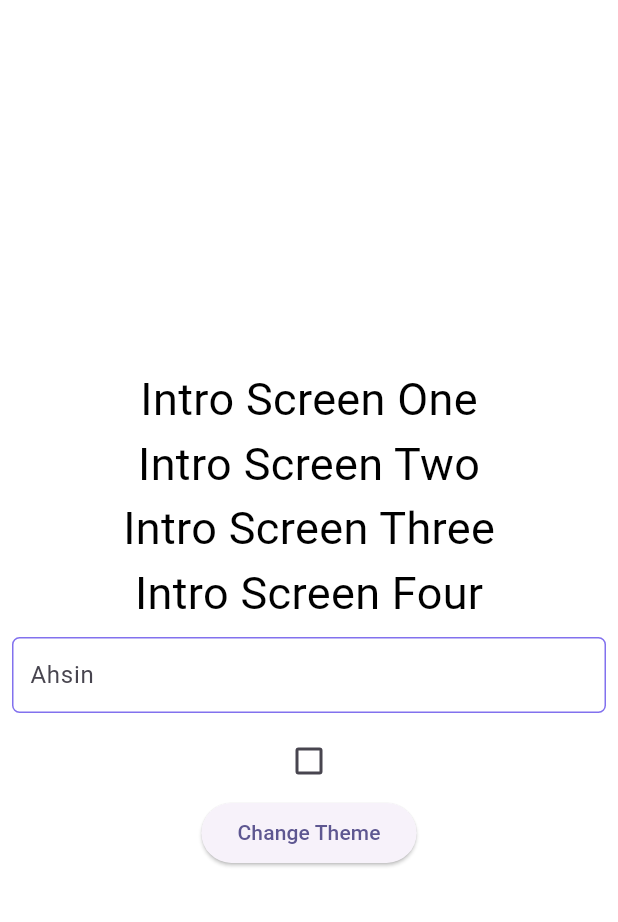
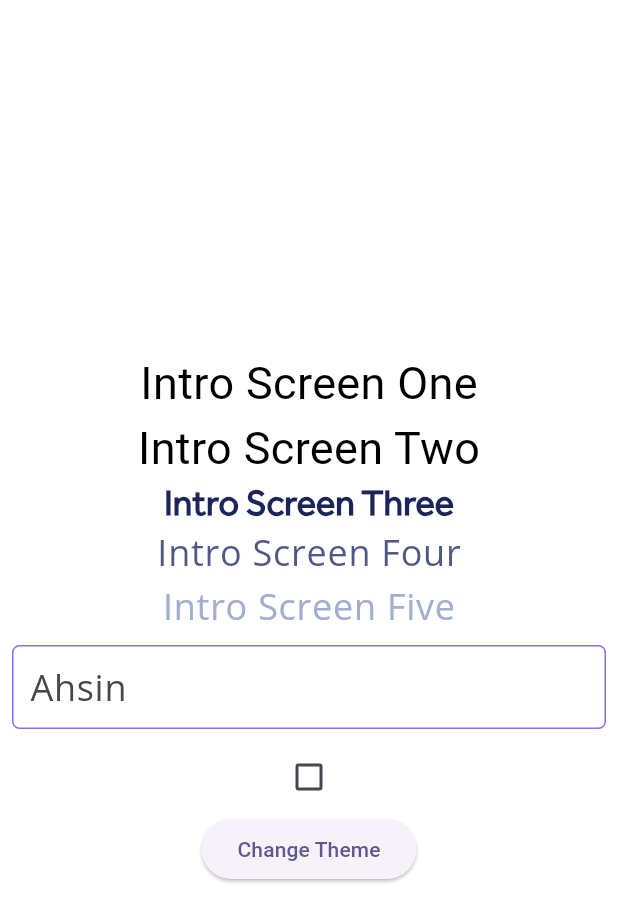
Before and after one commit to ahsinirshad22/flutter_template_app, a Flutter app: the screen it shows after launch, on a phone screen of 412 x 824 dp. Shown: the top 922 px of the screen. Run offline on Flutter 3.47's test engine with Material 3 defaults, Android fonts, the phone set to English and light mode, and no system bars; our stand-ins replace awesome_dialog, device_preview, flutter_spinkit, fluttertoast, get, google_fonts; missing offline and left inert: get_secure_storage.

Commit message:
multiple font faimly handling done

```diff
--- a/lib/main.dart
+++ b/lib/main.dart
@@ -33,8 +33,8 @@ class _MyAppState extends State<MyApp> {
       translations: AppTranslations(),
       locale: Get.deviceLocale,
       themeMode: ThemeMode.light,
-      theme: AppTheme.lightTheme,
-      darkTheme: AppTheme.darkTheme,
+      theme: CustomAppTheme.lightTheme,
+      darkTheme: CustomAppTheme.darkTheme,
       fallbackLocale: const Locale('en'),
       initialBinding: ControllersBinding(),
       initialRoute: '/',
@@ -44,5 +44,3 @@ class _MyAppState extends State<MyApp> {
     );
   }
 }
-
-// theme: ThemeData(fontFamily: 'Effra'),
--- /dev/null
+++ b/lib/theme/app_color.dart
@@ -0,0 +1,30 @@
+import '../utils/export.dart';
+
+enum AppColor {
+  primary,
+  bodyBackground,
+  lightBlue,
+  darkBlue,
+  headingColor,
+  bodyColor1,
+  bodyColor2,
+  strokeColor,
+  gradientColor1,
+  gradientColor2,
+  whiteBlack,
+  blackWhite,
+}
+
+extension GetColor on BuildContext {
+  Color gc(AppColor key) {
+    Color? toReturn;
+    try {
+      toReturn = Theme.of(this).brightness == Brightness.light
+          ? CustomAppTheme.lightColors[key]
+          : CustomAppTheme.darkColors[key];
+    } catch (e) {
+      toReturn = null;
+    }
+    return toReturn ?? Colors.orange;
+  }
+}
--- /dev/null
+++ b/lib/theme/app_input_decoration_theme.dart
@@ -0,0 +1,70 @@
+import '../utils/export.dart';
+
+class AppInputDecorationTheme {
+  AppInputDecorationTheme._();
+
+  static InputDecorationTheme lightInputDecorationTheme() {
+    InputBorder activeBorder = OutlineInputBorder(
+        borderSide: BorderSide(
+          color: CustomAppTheme.lightColors[AppColor.primary] ??
+              CustomAppTheme.primaryColor,
+        ),
+        borderRadius: BorderRadius.circular(5),
+        gapPadding: 2);
+
+    InputBorder inActiveBorder = OutlineInputBorder(
+        borderSide: BorderSide(
+            color: CustomAppTheme.lightColors[AppColor.strokeColor] ??
+                CustomAppTheme.primaryColor),
+        borderRadius: BorderRadius.circular(5),
+        gapPadding: 2);
+
+    InputBorder errorBorder = OutlineInputBorder(
+        borderSide: const BorderSide(color: CustomAppTheme.red),
+        borderRadius: BorderRadius.circular(5),
+        gapPadding: 2);
+
+    return InputDecorationTheme(
+      border: activeBorder,
+      enabledBorder: activeBorder,
+      focusedBorder: activeBorder,
+      disabledBorder: inActiveBorder,
+      errorBorder: errorBorder,
+      focusedErrorBorder: errorBorder,
+      isCollapsed: true,
+      contentPadding: const EdgeInsets.symmetric(horizontal: 10, vertical: 10),
+    );
+  }
+
+  static InputDecorationTheme darkInputDecorationTheme() {
+    InputBorder activeBorder = OutlineInputBorder(
+        borderSide: BorderSide(
+            color: CustomAppTheme.lightColors[AppColor.primary] ??
+                CustomAppTheme.primaryColor),
+        borderRadius: BorderRadius.circular(5),
+        gapPadding: 2);
+
+    InputBorder inActiveBorder = OutlineInputBorder(
+        borderSide: BorderSide(
+            color: CustomAppTheme.lightColors[AppColor.strokeColor] ??
+                CustomAppTheme.primaryColor),
+        borderRadius: BorderRadius.circular(5),
+        gapPadding: 2);
+
+    InputBorder errorBorder = OutlineInputBorder(
+        borderSide: const BorderSide(color: CustomAppTheme.red),
+        borderRadius: BorderRadius.circular(5),
+        gapPadding: 2);
+
+    return InputDecorationTheme(
+      border: activeBorder,
+      enabledBorder: activeBorder,
+      focusedBorder: activeBorder,
+      disabledBorder: inActiveBorder,
+      errorBorder: errorBorder,
+      focusedErrorBorder: errorBorder,
+      isCollapsed: true,
+      contentPadding: const EdgeInsets.symmetric(horizontal: 10, vertical: 10),
+    );
+  }
+}
--- /dev/null
+++ b/lib/theme/app_text_theme.dart
@@ -0,0 +1,44 @@
+import 'package:flutter_template/utils/export.dart';
+import 'package:google_fonts/google_fonts.dart';
+
+class AppTextTheme {
+  AppTextTheme._();
+
+  static TextTheme lightTextTheme = TextTheme(
+    headlineLarge: TextStyle(
+      fontSize: 24,
+      fontFamily: "Effra",
+      fontWeight: FontWeight.bold,
+      color: CustomAppTheme.lightColors[AppColor.headingColor],
+    ),
+    bodyLarge: GoogleFonts.openSans(
+      fontSize: 24,
+      fontWeight: FontWeight.normal,
+      color: CustomAppTheme.lightColors[AppColor.bodyColor1],
+    ),
+  );
+
+  static TextTheme darkTextTheme = TextTheme(
+    headlineLarge: TextStyle(
+      fontSize: 24,
+      fontFamily: "Effra",
+      fontWeight: FontWeight.bold,
+      color: CustomAppTheme.darkColors[AppColor.headingColor],
+    ),
+    bodyLarge: GoogleFonts.openSans(
+      fontSize: 24,
+      fontWeight: FontWeight.normal,
+      color: CustomAppTheme.darkColors[AppColor.bodyColor1],
+    ),
+  );
+}
+
+extension GetTextStyle on BuildContext {
+  TextStyle effraTextStyle() {
+    return Theme.of(this).textTheme.headlineLarge ?? const TextStyle();
+  }
+
+  TextStyle openSansTextStyle() {
+    return Theme.of(this).textTheme.bodyLarge ?? const TextStyle();
+  }
+}
--- a/lib/utils/app_theme.dart
+++ b/lib/theme/custom_app_theme.dart
@@ -1,23 +1,10 @@
-import 'package:flutter/material.dart';
+import '../utils/export.dart';
+import 'app_input_decoration_theme.dart';
+import 'app_text_theme.dart';
 
-import 'export.dart';
+class CustomAppTheme {
+  CustomAppTheme._();
 
-enum AppColor {
-  primary,
-  bodyBackground,
-  lightBlue,
-  darkBlue,
-  headingColor,
-  bodyColor1,
-  bodyColor2,
-  strokeColor,
-  gradientColor1,
-  gradientColor2,
-  whiteBlack,
-  blackWhite,
-}
-
-class AppTheme {
   static const Color primaryColor = Color(0xff8271EE);
   static const Color white = Colors.white;
   static const Color black = Colors.black;
@@ -25,7 +12,7 @@ class AppTheme {
   static const transparent = Colors.transparent;
 
   static Map<AppColor, Color> lightColors = {
-    AppColor.primary: const Color(0xff8271EE),
+    AppColor.primary: primaryColor,
     AppColor.bodyBackground: const Color(0xffF8F8F8),
     AppColor.lightBlue: const Color(0xff3DAAE0),
     AppColor.darkBlue: const Color(0xff6383FA),
@@ -40,7 +27,7 @@ class AppTheme {
   };
 
   static Map<AppColor, Color> darkColors = {
-    AppColor.primary: const Color(0xff8271EE),
+    AppColor.primary: primaryColor,
     AppColor.bodyBackground: const Color(0xffF8F8F8),
     AppColor.lightBlue: const Color(0xff3DAAE0),
     AppColor.darkBlue: const Color(0xff6383FA),
@@ -61,8 +48,9 @@ class AppTheme {
       brightness: Brightness.light,
     ),
     scaffoldBackgroundColor: lightColors[AppColor.bodyBackground] ?? white,
-    inputDecorationTheme: inputDecorationTheme(),
+    inputDecorationTheme: AppInputDecorationTheme.lightInputDecorationTheme(),
     indicatorColor: primaryColor,
+    textTheme: AppTextTheme.lightTextTheme,
   );
 
   static ThemeData darkTheme = ThemeData(
@@ -72,51 +60,8 @@ class AppTheme {
       brightness: Brightness.dark,
     ),
     scaffoldBackgroundColor: darkColors[AppColor.bodyBackground] ?? black,
-    inputDecorationTheme: inputDecorationTheme(),
+    inputDecorationTheme: AppInputDecorationTheme.darkInputDecorationTheme(),
     indicatorColor: primaryColor,
+    textTheme: AppTextTheme.darkTextTheme,
   );
-
-  static InputDecorationTheme inputDecorationTheme() {
-    InputBorder activeBorder = OutlineInputBorder(
-        borderSide:
-            BorderSide(color: lightColors[AppColor.primary] ?? primaryColor),
-        borderRadius: BorderRadius.circular(5),
-        gapPadding: 2);
-
-    InputBorder inActiveBorder = OutlineInputBorder(
-        borderSide: BorderSide(
-            color: lightColors[AppColor.strokeColor] ?? primaryColor),
-        borderRadius: BorderRadius.circular(5),
-        gapPadding: 2);
-
-    InputBorder errorBorder = OutlineInputBorder(
-        borderSide: const BorderSide(color: red),
-        borderRadius: BorderRadius.circular(5),
-        gapPadding: 2);
-
-    return InputDecorationTheme(
-      border: activeBorder,
-      enabledBorder: activeBorder,
-      focusedBorder: activeBorder,
-      disabledBorder: inActiveBorder,
-      errorBorder: errorBorder,
-      focusedErrorBorder: errorBorder,
-      isCollapsed: true,
-      contentPadding: const EdgeInsets.symmetric(horizontal: 10, vertical: 10),
-    );
-  }
 }
-
-extension GetColor on BuildContext {
-  Color gc(AppColor key) {
-    Color? toReturn;
-    try {
-      toReturn = Theme.of(this).brightness == Brightness.light
-          ? AppTheme.lightColors[key]
-          : AppTheme.darkColors[key];
-    } catch (e) {
-      toReturn = null;
-    }
-    return toReturn ?? Colors.orange;
-  }
-}
--- a/lib/utils/app_helper.dart
+++ b/lib/utils/app_helper.dart
@@ -31,7 +31,7 @@ showToast(String message) {
 
 Widget kLoadingWidget({Color? loaderColor, double? size}) => Center(
       child: SpinKitFadingCube(
-        color: loaderColor ?? AppTheme.primaryColor,
+        color: loaderColor ?? CustomAppTheme.primaryColor,
         size: size ?? 30.0,
       ),
     );
--- a/lib/utils/export.dart
+++ b/lib/utils/export.dart
@@ -10,8 +10,9 @@ export 'package:get/get.dart';
 export 'package:get_secure_storage/get_secure_storage.dart';
 export 'package:url_launcher/url_launcher.dart';
 
+export '../theme/app_color.dart';
+export '../theme/custom_app_theme.dart';
 export './app_constant.dart';
 export './app_helper.dart';
 export './app_images.dart';
 export './app_text.dart';
-export './app_theme.dart';
--- a/lib/view/welcome/intro_screen_one.dart
+++ b/lib/view/welcome/intro_screen_one.dart
@@ -1,3 +1,5 @@
+import 'package:flutter_template/theme/app_text_theme.dart';
+
 import '../../controller/common_controller.dart';
 import '../../utils/export.dart';
 
@@ -40,39 +42,33 @@ class _IntroScreenOneState extends State<IntroScreenOne> {
             ),
             Text(
               "Intro Screen Three",
-              style: TextStyle(
-                fontSize: 30,
-                color: context.gc(
-                  AppColor.blackWhite,
-                ),
-              ),
+              style: context.effraTextStyle(),
             ),
             Text(
               "Intro Screen Four",
-              style: TextStyle(
-                fontSize: 30,
-                color: context.gc(
-                  AppColor.blackWhite,
-                ),
-              ),
+              style: context.openSansTextStyle(),
+            ),
+            Text(
+              "Intro Screen Five",
+              style: context.openSansTextStyle().copyWith(
+                    color: context.gc(
+                      AppColor.bodyColor2,
+                    ),
+                  ),
             ),
             const Padding(
               padding: EdgeInsets.all(8.0),
               child: TextField(
                 decoration: InputDecoration(
-                  labelText: "Ahsin",
-                  suffix: Icon(
-                    Icons.calendar_month
-                  )
-                ),
+                    labelText: "Ahsin", suffix: Icon(Icons.calendar_month)),
               ),
             ),
-            Checkbox(value: check, onChanged: (v){
-              check = v??false;
-              setState(() {
-
-              });
-            }),
+            Checkbox(
+                value: check,
+                onChanged: (v) {
+                  check = v ?? false;
+                  setState(() {});
+                }),
             ElevatedButton(
               onPressed: () {
                 controller.setDarkTheme(
```
Also changed, not shown: lib/utils/app_text.dart (deleted, +0 -68 lines).
